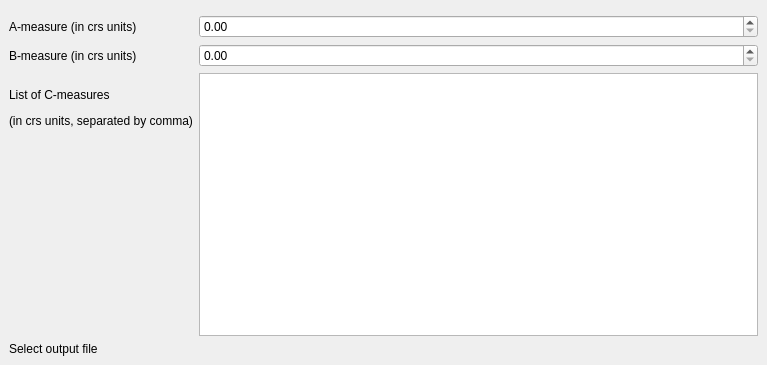
Old version of the form kimu/resources/ui/rectangular_dockwidget.ui in the repository GispoCoding/kimu.
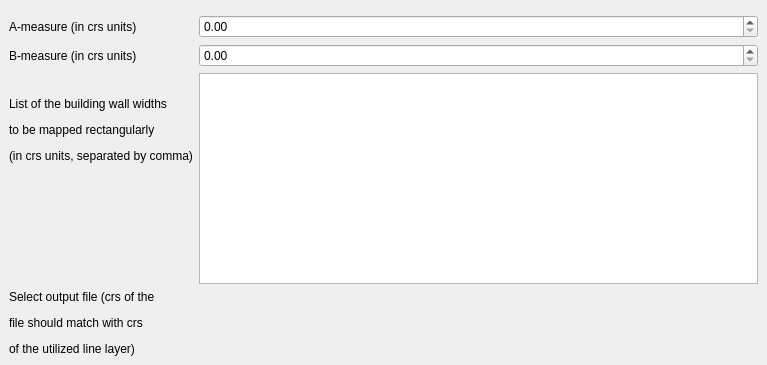
New version of the form. Custom widgets are drawn as their Qt base class.

Commit message: Remove unnecessary functions and code blocks, improve dockwidget

Patch:
```diff
--- a/kimu/resources/ui/rectangular_dockwidget.ui
+++ b/kimu/resources/ui/rectangular_dockwidget.ui
@@ -51,7 +51,7 @@
       <item row="4" column="0">
        <widget class="QLabel" name="label_3">
         <property name="text">
-         <string>&lt;html&gt;&lt;head/&gt;&lt;body&gt;&lt;p&gt;List of C-measures&lt;/p&gt;&lt;p&gt;(in crs units, separated by comma)&lt;/p&gt;&lt;/body&gt;&lt;/html&gt;</string>
+         <string>&lt;html&gt;&lt;head/&gt;&lt;body&gt;&lt;p&gt;List of the building wall widths&lt;/p&gt;&lt;p&gt;to be mapped rectangularly&lt;/p&gt;&lt;p&gt;(in crs units, separated by comma)&lt;/p&gt;&lt;/body&gt;&lt;/html&gt;</string>
         </property>
        </widget>
       </item>
@@ -61,7 +61,7 @@
       <item row="6" column="0">
        <widget class="QLabel" name="label_4">
         <property name="text">
-         <string>Select output file</string>
+         <string>&lt;html&gt;&lt;head/&gt;&lt;body&gt;&lt;p&gt;Select output file (crs of the&lt;/p&gt;&lt;p&gt;file should match with crs &lt;/p&gt;&lt;p&gt;of the utilized line layer)&lt;/p&gt;&lt;/body&gt;&lt;/html&gt;</string>
         </property>
        </widget>
       </item>
```
Left out of the diff: 2 changed lines with no effect on the pictures. The commit also changes 1 other file.
